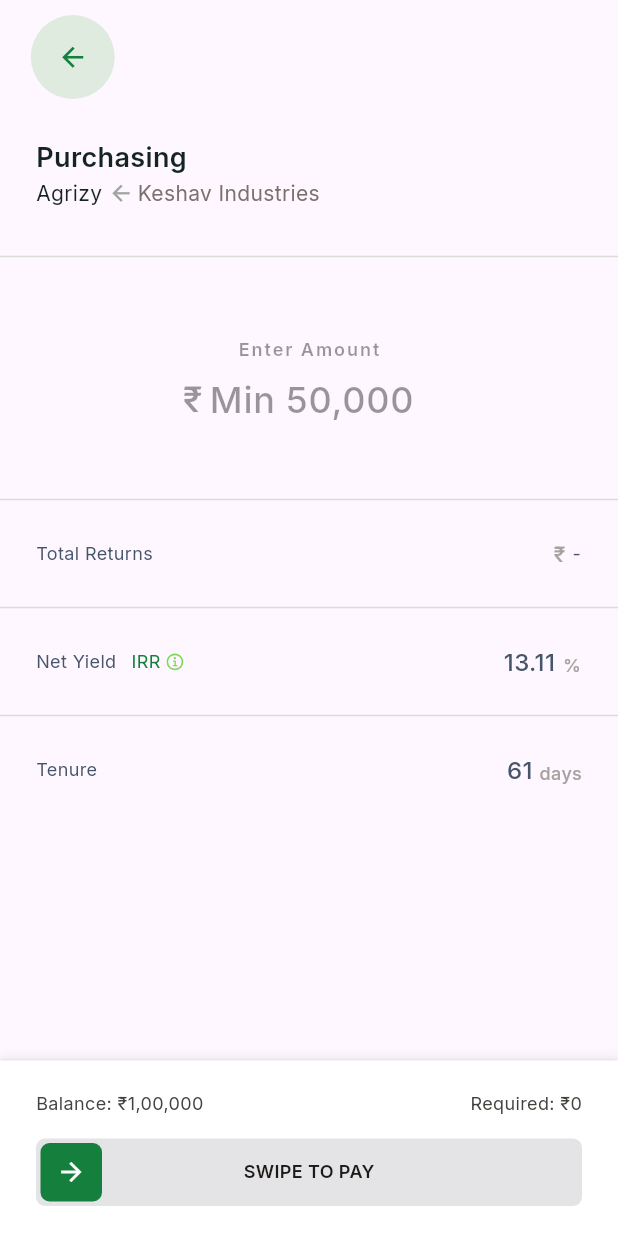
After one commit to Adityabhaumik/sample, a Flutter app: the PaymentScreen screen opened by its route, on a phone screen of 412 x 824 dp. The commit adds this screen. Run offline on Flutter 3.47's test engine with Material 3 defaults, Android fonts, the phone set to English and light mode, and no system bars; our stand-ins replace animate_do, animated_text_kit, flutter_animate, flutter_svg, google_fonts, lottie and 2 more.

Commit message:
payment screen added

```diff
--- a/lib/main.dart
+++ b/lib/main.dart
@@ -1,5 +1,6 @@
 import 'package:flutter/material.dart';
 import 'package:flutter/services.dart';
+import 'package:sample/screens/payment_screen/payment_screen.dart';
 import 'package:sample/screens/temp/temp.dart';
 
 import 'package:vibration/vibration.dart';
@@ -22,6 +23,10 @@ class MyApp extends StatelessWidget {
         useMaterial3: true,
       ),
       home: DetailsScreen(),
+      routes: {
+        DetailsScreen.id:(context) => const DetailsScreen(),
+        PaymentScreen.id:(context) =>const PaymentScreen()
+      },
     );
   }
 }
--- a/lib/screens/details_screen/details_screen.dart
+++ b/lib/screens/details_screen/details_screen.dart
@@ -1,4 +1,3 @@
-import 'package:cached_network_image/cached_network_image.dart';
 import 'package:flutter/material.dart';
 import 'package:flutter_svg/flutter_svg.dart';
 import 'package:google_fonts/google_fonts.dart';
@@ -7,12 +6,14 @@ import 'package:sample/screens/details_screen/ui_elements/associated_partner_til
 import 'package:sample/screens/details_screen/ui_elements/documents_tile.dart';
 import 'package:sample/screens/details_screen/ui_elements/highlights_tile.dart';
 import 'package:sample/screens/details_screen/ui_elements/investment_details_tile.dart';
+import 'package:sample/screens/payment_screen/payment_screen.dart';
 
 import 'ui_elements/brand_details_tile.dart';
 import 'ui_elements/brand_logo_tile.dart';
 import 'ui_elements/key_metrics_tile.dart';
 
 class DetailsScreen extends StatefulWidget {
+  static String id = "DetailsScreen";
   const DetailsScreen({super.key});
 
   @override
@@ -25,11 +26,14 @@ class _DetailsScreenState extends State<DetailsScreen> {
   Widget build(BuildContext context) {
     final screenSize = MediaQuery.of(context).size;
     return Scaffold(
-      appBar: AppBar(
+      appBar: PreferredSize(
+        preferredSize: Size(screenSize.width,70),
+        child: AppBar(
         scrolledUnderElevation: 0,
           leading: Container(margin: const EdgeInsets.only(left: 24), child: const Icon(Icons.arrow_back, color: primaryColor, size: 21,)),
           leadingWidth: 47,
           title: Text("Back to Deals", style: GoogleFonts.inter(color: primaryColor, fontSize: 14, height: 1.5, fontWeight: FontWeight.w500),),
+        ),
       ),
       body: SingleChildScrollView(
         physics:const BouncingScrollPhysics(),
@@ -225,7 +229,11 @@ class _DetailsScreenState extends State<DetailsScreen> {
                 ],
               ),
             ),
-      Container(
+      GestureDetector(
+        onTap: (){
+          Navigator.pushNamed(context, PaymentScreen.id);
+        },
+        child: Container(
           height: 42,
             width: 143,
             decoration:  BoxDecoration(
@@ -241,6 +249,7 @@ class _DetailsScreenState extends State<DetailsScreen> {
                 }
             ))
         ),
+      ),
           ],
         ),
       ),
--- /dev/null
+++ b/lib/screens/payment_screen/payment_screen.dart
@@ -0,0 +1,300 @@
+import 'package:animate_do/animate_do.dart';
+import 'package:flutter/material.dart';
+import 'package:flutter/services.dart';
+import 'package:flutter_svg/flutter_svg.dart';
+import 'package:google_fonts/google_fonts.dart';
+import 'package:intl/intl.dart';
+import 'package:sample/app_constants.dart';
+import 'package:slide_to_act/slide_to_act.dart';
+
+import 'ui_elements/purchasing_tile.dart';
+import 'ui_elements/swipe_to_accept.dart';
+import 'ui_elements/total_return_value.dart';
+
+class PaymentScreen extends StatefulWidget {
+  static String id = "PaymentScreen";
+  const PaymentScreen({super.key});
+
+  @override
+  State<PaymentScreen> createState() => _PaymentScreenState();
+}
+
+class _PaymentScreenState extends State<PaymentScreen> {
+  TextEditingController _controller = TextEditingController();
+  double _textFieldWidth = 168.0;
+  bool showEmptyAmountMessage = false;
+  int amount = 0;
+  double _sliderValue = 0.0;
+  double _containerWidth = 200.0;
+  double _dragStartX = 0.0;
+  @override
+  Widget build(BuildContext context) {
+    final screenSize = MediaQuery.of(context).size;
+    return Scaffold(
+      appBar: PreferredSize(
+        preferredSize: Size(screenSize.width,70),
+        child: Container(
+          margin: const EdgeInsets.only(top: 10),
+          child: AppBar(
+            scrolledUnderElevation: 0,
+            leading: GestureDetector(
+              onTap: (){
+                Navigator.pop(context);
+              },
+              child: Container(margin: const EdgeInsets.only(left: 0), child: Container(
+                height: 36,
+                width: 36,
+                  decoration:const BoxDecoration(
+                  shape: BoxShape.circle,
+                  color: Color(0xFFDFEBDF),
+                  ),
+                  child: const Icon(Icons.arrow_back, color: primaryColor, size: 21,),
+                ),
+              ),
+            ),
+            leadingWidth: 47+50,
+          ),
+        ),
+      ),
+      body: Container(
+        height: screenSize.height,
+        width: screenSize.width,
+        margin:const EdgeInsets.only(top: 21),
+        child: Column(
+          children: [
+            Container(
+              margin:const EdgeInsets.only(left: 24),
+              child: const PurchasingTile(),
+            ),
+            const SizedBox(height: 24,),
+            const Divider(thickness: 1,color: Color(0xFFDDDDD8),),
+            Center(
+              child: Container(
+                height: 146,
+                width: screenSize.width,
+                child: Column(
+                  mainAxisAlignment: MainAxisAlignment.center,
+                  crossAxisAlignment: CrossAxisAlignment.center,
+                  children: [
+                    const SizedBox(height: 40,),
+                    Text("Enter Amount",style: GoogleFonts.inter(fontWeight: FontWeight.w600,letterSpacing: 1.3,fontSize: 12,height: 1.5,color: Colors.black.withOpacity(0.4)),),
+                    const SizedBox(height: 4,),
+                    enterAmount(context),
+                    const SizedBox(height: 14,),
+                    showEmptyAmountMessage?
+                    SizedBox(height:19,child: Text("Please enter an amount",style: GoogleFonts.inter(fontWeight: FontWeight.w400,letterSpacing: 1.3,fontSize: 12,height: 1.5,color: Color(0xFFB45309)),)):SizedBox(height: 19,),
+                  ],
+                ),
+              ),
+            ),
+            const Divider(thickness: 1,color: Color(0xFFDDDDD8),),
+            Container(
+              height: 56,
+              margin: EdgeInsets.symmetric(horizontal: 24),
+              child: Center(
+                child: Row(
+                  mainAxisAlignment: MainAxisAlignment.spaceBetween,
+                  children: [
+                  Text("Total Returns",style: GoogleFonts.inter(fontWeight: FontWeight.w400,fontSize: 12,height: 1.5,color: Color(0xFF475569)),),
+                    Row(
+                      children: [
+                        Text("₹ ",style: GoogleFonts.inter(fontWeight: FontWeight.w500,fontSize: 14,height: 1.5,color: Color(0xFFA8A29E)),),
+                        Builder(
+                          builder: (context) {
+                            if(amount>=50000){
+                              return Row(
+                                children: [
+                                  ...buildReturnAmountList(amount.toString())
+                                ],
+                              );
+                            }
+                            return Text("-",style: GoogleFonts.inter(fontWeight: FontWeight.w400,letterSpacing: 1.5,fontSize: 12,height: 1.5,color: Color(0xFF475569)),);
+                          }
+                        )
+                      ],
+                    ),
+                  ],
+                ),
+              ),
+            ),
+            const Divider(thickness: 1,color: Color(0xFFDDDDD8),),
+            Container(
+              height: 56,
+              margin: EdgeInsets.symmetric(horizontal: 24),
+              child: Center(
+                child: Row(
+                  mainAxisAlignment: MainAxisAlignment.spaceBetween,
+                  children: [
+                    Row(
+                      children: [
+                        Text("Net Yield",style: GoogleFonts.inter(fontWeight: FontWeight.w400,fontSize: 12,height: 1.5,color: Color(0xFF475569)),),
+                        SizedBox(width: 10,),
+                        Text("IRR",style: GoogleFonts.inter(fontWeight: FontWeight.w400,fontSize: 12,height: 1.5,color: Color(0xFF15803D)),),
+                        SizedBox(width: 4,),
+                        SvgPicture.asset(
+                            "assets/images/info.svg",
+                            colorFilter:const ColorFilter.mode(Color(0xFF7CD957), BlendMode.srcIn),
+                            width: 12,
+                            height: 12,
+                            semanticsLabel: 'img'
+
+                        ),
+                      ],
+                    ),
+                    Row(
+                      crossAxisAlignment: CrossAxisAlignment.end,
+                      children: [
+                        Text("13.11 ",style: GoogleFonts.inter(fontWeight: FontWeight.w500,fontSize: 16,height: 1.5,color: Color(0xFF475569)),),
+                        Text("%",style: GoogleFonts.inter(fontWeight: FontWeight.w500,letterSpacing: 1.5,fontSize: 12,height: 1.5,color: Color(0xFFA8A29E)),)
+                      ],
+                    ),
+
+                  ],
+                ),
+              ),
+            ),
+            const Divider(thickness: 1,color: Color(0xFFDDDDD8),),
+            Container(
+              height: 56,
+              margin: EdgeInsets.symmetric(horizontal: 24),
+              child: Center(
+                child: Row(
+                  mainAxisAlignment: MainAxisAlignment.spaceBetween,
+                  children: [
+                    Text("Tenure",style: GoogleFonts.inter(fontWeight: FontWeight.w400,fontSize: 12,height: 1.5,color: Color(0xFF475569)),),
+                    Row(
+                      crossAxisAlignment: CrossAxisAlignment.end,
+                      children: [
+                        Text("61 ",style: GoogleFonts.inter(fontWeight: FontWeight.w500,fontSize: 16,height: 1.5,color: Color(0xFF475569)),),
+                        Text("days",style: GoogleFonts.inter(fontWeight: FontWeight.w500,fontSize: 12,height: 1.6,color: Color(0xFFA8A29E)),)
+                      ],
+                    ),
+
+                  ],
+                ),
+              ),
+            ),
+          ],
+        ),
+      ),
+      floatingActionButton: Container(
+        padding: EdgeInsets.symmetric(horizontal: 24,vertical: 20),
+        decoration: BoxDecoration(
+          color: Colors.white,
+          boxShadow: [
+            BoxShadow(
+              color: Color(0xFF000000).withOpacity(0.04),
+              spreadRadius: 0,
+              blurRadius: 4,
+              offset: Offset(0, -4), // changes position of shadow
+            ),
+            BoxShadow(
+              color: Color(0xFF000000).withOpacity(0.06),
+              spreadRadius: 0,
+              blurRadius: 1,
+              offset: Offset(0, -1), // changes position of shadow
+            ),
+          ],
+        ),
+        height: 117,
+        width: screenSize.width,
+        child: Column(
+          mainAxisAlignment: MainAxisAlignment.spaceBetween,
+          children: [
+            Container(
+              child: Row(
+                mainAxisAlignment: MainAxisAlignment.spaceBetween,
+                children: [
+                  Text("Balance: ₹1,00,000", style: GoogleFonts.inter(color: Color(0xFF44403C), fontSize: 12, height: 1.5, fontWeight: FontWeight.w400),),
+                  Text("Required: ₹0", style: GoogleFonts.inter(color: Color(0xFF44403C), fontSize: 12, height: 1.5, fontWeight: FontWeight.w400),),
+                ],
+              ),
+            ),
+            Container(
+              height: 45,
+              decoration: BoxDecoration(
+                color: const Color(0xFFE4E4E7),
+                borderRadius: BorderRadius.circular(6), // Adjust the radius as needed
+              ),
+              child: Stack(
+                children: [
+                  Center(child: Text("SWIPE TO PAY", style: GoogleFonts.inter(color: Color(0xFF1C1917), fontSize: 12, height: 1.5, fontWeight: FontWeight.w600),)),
+                  Builder(
+                      builder: (context) {
+                        return Container(
+                          alignment: Alignment.topLeft,
+                          child: DragIncreaseWidget(maxWidth: screenSize.width*0.9,onIncreaseComplete: (){
+                            //Navigator.pushNamed(context, routeName);
+                          },));
+                      }
+                  ),
+                ],
+              ),
+            )
+          ],
+        ),
+      ),
+      floatingActionButtonLocation: FloatingActionButtonLocation.centerDocked,
+    );
+  }
+
+
+  Widget enterAmount(BuildContext context) {
+    final screenSize = MediaQuery.of(context).size;
+    return SizedBox(
+      width: screenSize.width,
+      child: Center(
+        child: Container(
+          alignment: Alignment.center,
+          width: _textFieldWidth,
+          child: TextField(
+            controller: _controller,
+            inputFormatters: [
+              LengthLimitingTextInputFormatter(10),
+            ],
+            textAlign: TextAlign.center,
+            keyboardType: TextInputType.number,
+            style: GoogleFonts.inter(fontSize: 24,fontWeight: FontWeight.w600,height: 1.5,color: Color(0xFF0C0A09)),
+            decoration: InputDecoration(
+
+              isDense: true,
+              contentPadding: EdgeInsets.only(left: 17),
+              prefixIcon: Container(height: 36,width: 14, child: Center(child: Text("₹",style: TextStyle(fontSize: 24,fontWeight: FontWeight.w500,height: 1.5,color: Colors.black.withOpacity(0.4)),))),
+              prefixIconConstraints: BoxConstraints(maxWidth: 0),
+              hintText: 'Min 50,000',
+              hintStyle: GoogleFonts.inter(fontSize: 24,fontWeight: FontWeight.w500,height: 1.7,color: Colors.black.withOpacity(0.4)),
+              border: InputBorder.none,
+            ),
+            onChanged: (value) {
+              final String number = value.replaceAll(',', '');
+              if(value.isNotEmpty){
+                _controller.text = NumberFormat.decimalPattern().format(double.parse(number));
+              }
+
+              setState(() {
+                // Update the width based on the length of the entered value
+                if(value.isEmpty){
+                  _textFieldWidth =168.0;
+                  showEmptyAmountMessage=true;
+                }else {
+                  showEmptyAmountMessage=false;
+                  _textFieldWidth = (value.length * 14.0) + 50;
+                  if(num.parse(number)>=50000){
+                    amount = int.parse(number);
+                  }
+                }
+              });
+            },
+          ),
+        ),
+      ),
+    );
+  }
+
+  @override
+  void dispose() {
+    // TODO: implement dispose
+    _controller.dispose();
+    super.dispose();
+  }
+}
--- /dev/null
+++ b/lib/screens/payment_screen/ui_elements/purchasing_tile.dart
@@ -0,0 +1,31 @@
+
+import 'package:flutter/material.dart';
+import 'package:google_fonts/google_fonts.dart';
+
+class PurchasingTile extends StatelessWidget {
+  const PurchasingTile({
+    super.key,
+  });
+
+  @override
+  Widget build(BuildContext context) {
+    return SizedBox(
+      child: Column(
+        mainAxisAlignment: MainAxisAlignment.start,
+        crossAxisAlignment: CrossAxisAlignment.start,
+        children: [
+          Text("Purchasing",style: GoogleFonts.inter(fontWeight: FontWeight.w600,fontSize: 18,height: 1.5,color: const Color(0xFF152420)),),
+          Row(
+            children: [
+              Text("Agrizy",style: GoogleFonts.inter(fontWeight: FontWeight.w400,fontSize: 14,height: 1.5,color: const Color(0xFF152420)),),
+              const SizedBox(width: 4,),
+              const Icon(Icons.arrow_back,color:Color(0xFF9FA5A0),size: 17,),
+              const SizedBox(width: 2.5,),
+              Text("Keshav Industries",style: GoogleFonts.inter(fontWeight: FontWeight.w400,fontSize: 14,height: 1.5,color: const Color(0xFF78716C)),),
+            ],
+          ),
+        ],
+      ),
+    );
+  }
+}
--- /dev/null
+++ b/lib/screens/payment_screen/ui_elements/swipe_to_accept.dart
@@ -0,0 +1,60 @@
+
+import 'package:flutter/material.dart';
+
+class DragIncreaseWidget extends StatefulWidget {
+  final double maxWidth;
+  final VoidCallback onIncreaseComplete;
+
+  const DragIncreaseWidget({
+    Key? key,
+    required this.maxWidth,
+    required this.onIncreaseComplete,
+  }) : super(key: key);
+
+  @override
+  State<DragIncreaseWidget> createState() => _DragIncreaseWidgetState();
+}
+
+class _DragIncreaseWidgetState extends State<DragIncreaseWidget> {
+  double currentWidth = 41.0;
+
+  @override
+  Widget build(BuildContext context) {
+    return GestureDetector(
+      onHorizontalDragUpdate: (DragUpdateDetails details) {
+        if (details.delta.dx > 0) {
+          setState(() {
+            currentWidth = (currentWidth + details.delta.dx).clamp(0.0, widget.maxWidth);
+          });
+        }
+      },
+      onHorizontalDragEnd: (DragEndDetails details) {
+        if (currentWidth >= widget.maxWidth) {
+          widget.onIncreaseComplete();
+        } else {
+          setState(() {
+            currentWidth = 41.0;
+          });
+        }
+      },
+      child: Container(
+        height: 41.0,
+        margin: EdgeInsets.all(3),
+        width: currentWidth,
+        decoration: BoxDecoration(
+          color: Color(0xFF15803D),
+          borderRadius: BorderRadius.circular(6), // Adjust the radius as needed
+        ),
+        child: Row(
+          mainAxisAlignment: MainAxisAlignment.end,
+          children: [
+            Container(
+                height: 41,
+                width: 41,
+                child: Center(child: Icon(Icons.arrow_forward,color: Colors.white,size: 20,)))
+          ],
+        ),
+      ),
+    );
+  }
+}
--- /dev/null
+++ b/lib/screens/payment_screen/ui_elements/total_return_value.dart
@@ -0,0 +1,27 @@
+
+import 'package:animate_do/animate_do.dart';
+import 'package:flutter/material.dart';
+import 'package:google_fonts/google_fonts.dart';
+import 'package:intl/intl.dart';
+
+List buildReturnAmountList(String value){
+  value = value.replaceAll(',', '');
+  final number = int.parse(value);
+  double increaseAmount = (number * 13.11) / 100;
+  double increasedNumber = number + increaseAmount;
+  final String finalAmount = NumberFormat.decimalPattern().format(increasedNumber);
+  int delay = 100;
+  final valueInArray = finalAmount.split("");
+  final widgetArray = [];
+  for(int index=valueInArray.length-1;index>=0;index--){
+    if(valueInArray[index] == ","){
+      delay = delay + 50;
+      widgetArray.add(FadeInUp(delay:Duration(milliseconds: delay),duration: Duration(milliseconds: 200),from:10,child: Text(valueInArray[index],style: GoogleFonts.inter(fontWeight: FontWeight.w500,fontSize: 14,height: 0.6,color: Color(0xFF475569)),),));
+    }else{
+      delay = delay + 100;
+      widgetArray.add(FadeInUp(delay:Duration(milliseconds: delay),duration: Duration(milliseconds: 200),from:10,child: Text(valueInArray[index],style: GoogleFonts.inter(fontWeight: FontWeight.w500,fontSize: 14,height: 0.6,color: Color(0xFF475569)),),));
+    }
+  }
+  final resultantArray =  widgetArray.reversed.toList();
+  return resultantArray;
+}
--- a/pubspec.yaml
+++ b/pubspec.yaml
@@ -43,7 +43,8 @@ dependencies:
   animate_do: ^3.3.4
   google_fonts: ^5.1.0
   flutter_svg: ^2.0.10+1
-  cached_network_image:
+  intl: ^0.17.0
+  slide_to_act: ^2.0.2
 dev_dependencies:
   flutter_test:
     sdk: flutter
```
Also changed, not shown: assets/images/info.svg (added), pubspec.lock, 1 other file. Lines whose indentation alone changed are shown as unchanged.
